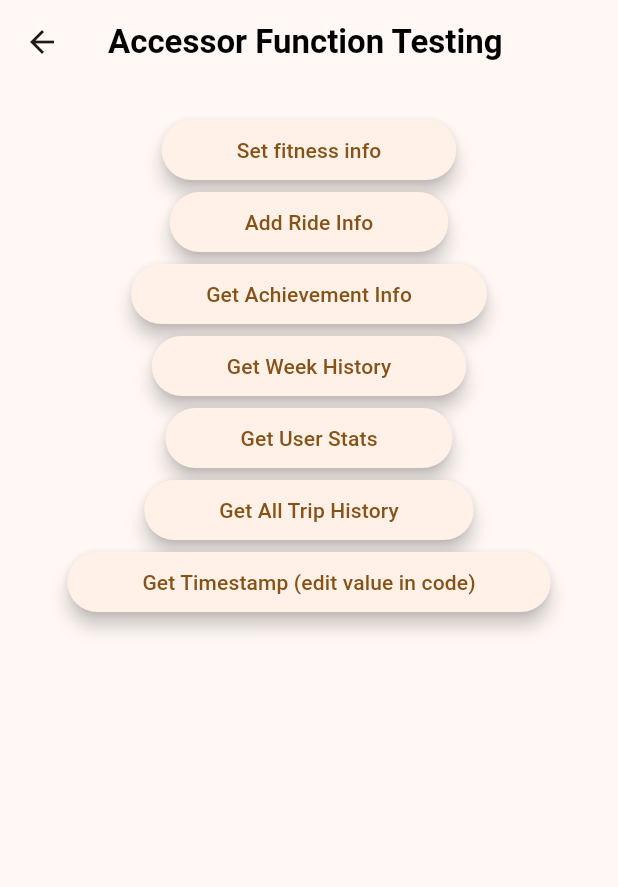
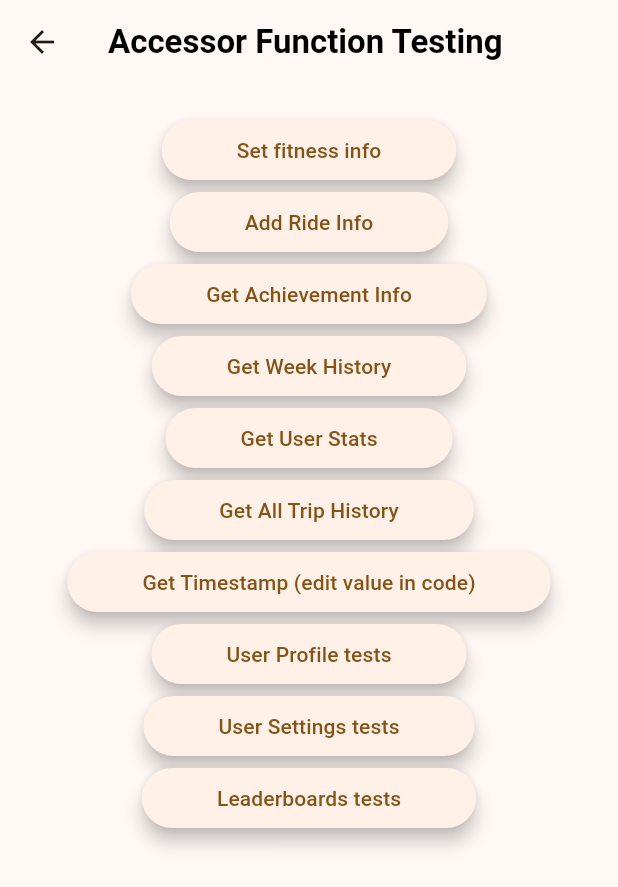
Before and after one commit to UCD-193AB-ws24/CycleGuardFrontend, a Flutter app: the TestingPage screen opened directly, on a phone screen of 412 x 824 dp. Shown: the top 887 px of the screen. Run offline on Flutter 3.47's test engine with Material 3 defaults, Android fonts, the phone set to English and light mode, and no system bars; our stand-ins replace fl_chart, flutter_dotenv, flutter_svg, fluttertoast, get, get_storage and 6 more; missing offline and left inert: dart:ffi, flutter_polyline_points; accounts and stored records are empty.

Commit message:
Add user profile, settings, and global leaderboards

```diff
--- /dev/null
+++ b/lib/data/global_leaderboards_accessor.dart
@@ -0,0 +1,82 @@
+import 'dart:convert';
+
+import 'package:cycle_guard_app/auth/requests_util.dart';
+import 'package:cycle_guard_app/data/single_trip_history.dart';
+import 'package:get_storage/get_storage.dart';
+class GlobalLeaderboardsAccessor {
+  GlobalLeaderboardsAccessor._();
+
+  static Future<Leaderboards> getDistanceLeaderboards() async {
+    final response = await RequestsUtil.getWithToken("/leaderboards/getDistanceLeaderboards");
+
+    if (response.statusCode == 200) {
+      return Leaderboards.fromJson(jsonDecode(response.body) as Map<String, dynamic>);
+    } else {
+      throw Exception('Failed to get leaderboard');
+    }
+  }
+
+  static Future<Leaderboards> getTimeLeaderboards() async {
+    final response = await RequestsUtil.getWithToken("/leaderboards/getTimeLeaderboards");
+
+    if (response.statusCode == 200) {
+      return Leaderboards.fromJson(jsonDecode(response.body) as Map<String, dynamic>);
+    } else {
+      throw Exception('Failed to get leaderboard');
+    }
+  }
+}
+
+class LeaderboardEntry {
+  final String username;
+  final double value;
+
+  const LeaderboardEntry({required this.username, required this.value});
+
+  factory LeaderboardEntry.fromJson(Map<String, dynamic> json) {
+    return switch (json) {
+      {
+      "username": String username,
+      "value": String value,
+      } => LeaderboardEntry(
+        username: username,
+        value: double.parse(value),
+      ),
+      _ => throw const FormatException("failed to load LeaderboardEntry"),
+    };
+  }
+
+  @override
+  String toString() {
+    return 'LeaderboardEntry{username: $username, value: $value}';
+  }
+}
+
+class Leaderboards {
+  final String leaderboardName;
+  final List<LeaderboardEntry> entries;
+
+  const Leaderboards({required this.leaderboardName, required this.entries});
+
+  static List<LeaderboardEntry> _parseEntryList(List<dynamic> stringMap) {
+    return List<LeaderboardEntry>.from(stringMap.map((e) => LeaderboardEntry.fromJson(e)));
+  }
+
+  factory Leaderboards.fromJson(Map<String, dynamic> json) {
+    return switch (json) {
+      {
+      "leaderboardName": String leaderboardName,
+      "entries": List<dynamic> entries,
+      } => Leaderboards(
+        leaderboardName: leaderboardName,
+        entries: _parseEntryList(entries),
+      ),
+      _ => throw const FormatException("failed to load AchievementInfo"),
+    };
+  }
+
+  @override
+  String toString() {
+    return 'Leaderboards{leaderboardName: $leaderboardName, entries: $entries}';
+  }
+}
--- /dev/null
+++ b/lib/data/user_profile_accessor.dart
@@ -0,0 +1,75 @@
+import 'dart:convert';
+
+import 'package:cycle_guard_app/auth/requests_util.dart';
+
+class UserProfileAccessor {
+  UserProfileAccessor._();
+
+  static Future<UserProfile> getOwnProfile() async {
+    final response = await RequestsUtil.getWithToken("/profile/getProfile");
+
+    if (response.statusCode == 200) {
+      return UserProfile.fromJson(jsonDecode(response.body) as Map<String, dynamic>);
+    } else {
+      throw Exception('Failed to get user stats');
+    }
+  }
+
+  static Future<UserProfile> getPublicProfile(String username) async {
+    final response = await RequestsUtil.getWithToken("/profile/getPublicProfile/$username");
+
+    if (response.statusCode == 200) {
+      return UserProfile.fromJson(jsonDecode(response.body) as Map<String, dynamic>);
+    } else {
+      throw Exception('Failed to get user stats');
+    }
+  }
+
+  static Future<void> updateOwnProfile(UserProfile profile) async {
+    final body = profile.toJson();
+    final response = await RequestsUtil.postWithToken("/profile/updateProfile", body);
+
+    if (response.statusCode == 200) {
+      return;
+    } else {
+      throw Exception('Failed to add ride');
+    }
+  }
+}
+
+class UserProfile {
+  final String displayName, bio;
+  final bool isPublic;
+
+  const UserProfile({
+    required this.displayName,
+    required this.bio,
+    required this.isPublic,
+  });
+
+  factory UserProfile.fromJson(Map<String, dynamic> json) {
+    return switch (json) {
+      {
+      "displayName": String displayName,
+      "bio": String bio,
+      "isPublic": bool isPublic
+      } => UserProfile(
+          displayName: displayName,
+          bio: bio,
+          isPublic: isPublic
+      ),
+      _ => throw const FormatException("failed to load UserProfile"),
+    };
+  }
+
+  Map<String, dynamic> toJson() => {
+    'displayName': displayName,
+    'bio': bio,
+    'isPublic': isPublic
+  };
+
+  @override
+  String toString() {
+    return 'UserProfile{displayName: $displayName, bio: $bio, isPublic: $isPublic}';
+  }
+}
--- /dev/null
+++ b/lib/data/user_settings_accessor.dart
@@ -0,0 +1,62 @@
+import 'dart:convert';
+
+import 'package:cycle_guard_app/auth/requests_util.dart';
+
+class UserSettingsAccessor {
+  UserSettingsAccessor._();
+
+  static Future<UserSettings> getUserSettings() async {
+    final response = await RequestsUtil.getWithToken("/user/getSettings");
+
+    if (response.statusCode == 200) {
+      return UserSettings.fromJson(jsonDecode(response.body) as Map<String, dynamic>);
+    } else {
+      throw Exception('Failed to get user stats');
+    }
+  }
+
+  static Future<void> updateUserSettings(UserSettings settings) async {
+    final body = settings.toJson();
+    final response = await RequestsUtil.postWithToken("/user/updateSettings", body);
+
+    if (response.statusCode == 200) {
+      return;
+    } else {
+      throw Exception('Failed to add ride');
+    }
+  }
+}
+
+class UserSettings {
+  final bool darkModeEnabled;
+  final String currentTheme;
+
+  const UserSettings({
+    required this.darkModeEnabled,
+    required this.currentTheme,
+  });
+
+  factory UserSettings.fromJson(Map<String, dynamic> json) {
+    return switch (json) {
+      {
+      "darkModeEnabled": bool darkModeEnabled,
+      "currentTheme": String currentTheme,
+
+      } => UserSettings(
+          darkModeEnabled: darkModeEnabled,
+          currentTheme: currentTheme,
+      ),
+      _ => throw const FormatException("failed to load UserSettings"),
+    };
+  }
+
+  Map<String, dynamic> toJson() => {
+    'darkModeEnabled': darkModeEnabled,
+    'currentTheme': currentTheme
+  };
+
+  @override
+  String toString() {
+    return 'UserSettings{darkModeEnabled: $darkModeEnabled, currentTheme: $currentTheme}';
+  }
+}
--- a/lib/pages/feature_testing.dart
+++ b/lib/pages/feature_testing.dart
@@ -1,9 +1,12 @@
 import 'package:cycle_guard_app/data/achievements_accessor.dart';
 import 'package:cycle_guard_app/data/coordinates_accessor.dart';
+import 'package:cycle_guard_app/data/global_leaderboards_accessor.dart';
 import 'package:cycle_guard_app/data/health_info_accessor.dart';
 import 'package:cycle_guard_app/data/single_trip_history.dart';
 import 'package:cycle_guard_app/data/submit_ride_service.dart';
 import 'package:cycle_guard_app/data/trip_history_accessor.dart';
+import 'package:cycle_guard_app/data/user_profile_accessor.dart';
+import 'package:cycle_guard_app/data/user_settings_accessor.dart';
 import 'package:cycle_guard_app/data/user_stats_accessor.dart';
 import 'package:cycle_guard_app/data/week_history_accessor.dart';
 import 'package:flutter/material.dart';
@@ -123,6 +126,25 @@ class TestingPage extends StatelessWidget {
     final userStats = await UserStatsAccessor.getUserStats();
     print(userStats);
     print("Successfully retrieved user stats!");
+  }
+
+  Future<void> _testUserProfile() async {
+    // print("Previous profile: ${await UserProfileAccessor.getOwnProfile()}");
+    await UserProfileAccessor.updateOwnProfile(UserProfile(displayName: "Jason Feng", bio: "God of Java", isPublic: true));
+    print(await UserProfileAccessor.getOwnProfile());
+    print(await UserProfileAccessor.getPublicProfile("javagod123"));
+  }
+
+  Future<void> _testUserSettings() async {
+    print("Previous settings: ${await UserSettingsAccessor.getUserSettings()}");
+    await UserSettingsAccessor.updateUserSettings(UserSettings(darkModeEnabled: true, currentTheme: "blue"));
+    print("New settings: ${await UserSettingsAccessor.getUserSettings()}");
+  }
+
+  Future<void> _testDistanceTimeLeaderboards() async {
+    print("Note: leaderboards only update when a new ride is uploaded. If your account isn't on the leaderboard, try to submit a new ride");
+    print("Distance: ${await GlobalLeaderboardsAccessor.getDistanceLeaderboards()}");
+    print("Time: ${await GlobalLeaderboardsAccessor.getTimeLeaderboards()}");
   }
 
   Future<void> _getWeekHistory() async {
@@ -270,6 +292,30 @@ class TestingPage extends StatelessWidget {
                   ),
                   child: Text("Get Timestamp (edit value in code)"),
                 ),
+                ElevatedButton(
+                  onPressed: () => _testUserProfile(),
+                  style: ElevatedButton.styleFrom(
+                    elevation: 5,
+                    padding: EdgeInsets.symmetric(horizontal: 50, vertical: 10),
+                  ),
+                  child: Text("User Profile tests"),
+                ),
+                ElevatedButton(
+                  onPressed: () => _testUserSettings(),
+                  style: ElevatedButton.styleFrom(
+                    elevation: 5,
+                    padding: EdgeInsets.symmetric(horizontal: 50, vertical: 10),
+                  ),
+                  child: Text("User Settings tests"),
+                ),
+                ElevatedButton(
+                  onPressed: () => _testDistanceTimeLeaderboards(),
+                  style: ElevatedButton.styleFrom(
+                    elevation: 5,
+                    padding: EdgeInsets.symmetric(horizontal: 50, vertical: 10),
+                  ),
+                  child: Text("Leaderboards tests"),
+                ),
               ],
             ),
           ),
```
